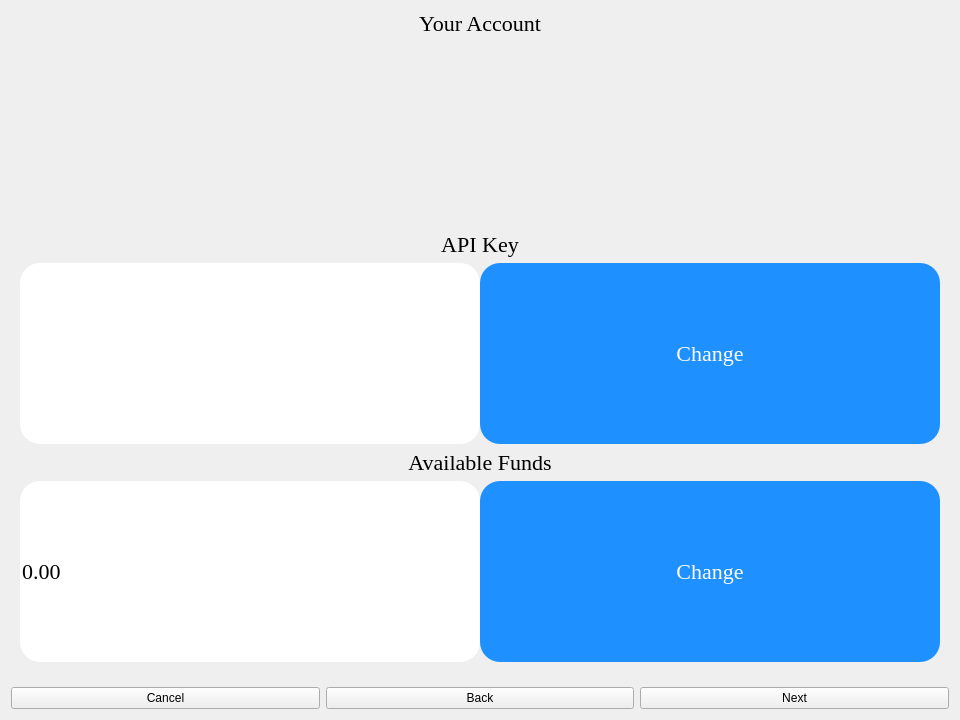
Qt form MarketGame/account.ui (plagentile/Market_Game) before a commit.
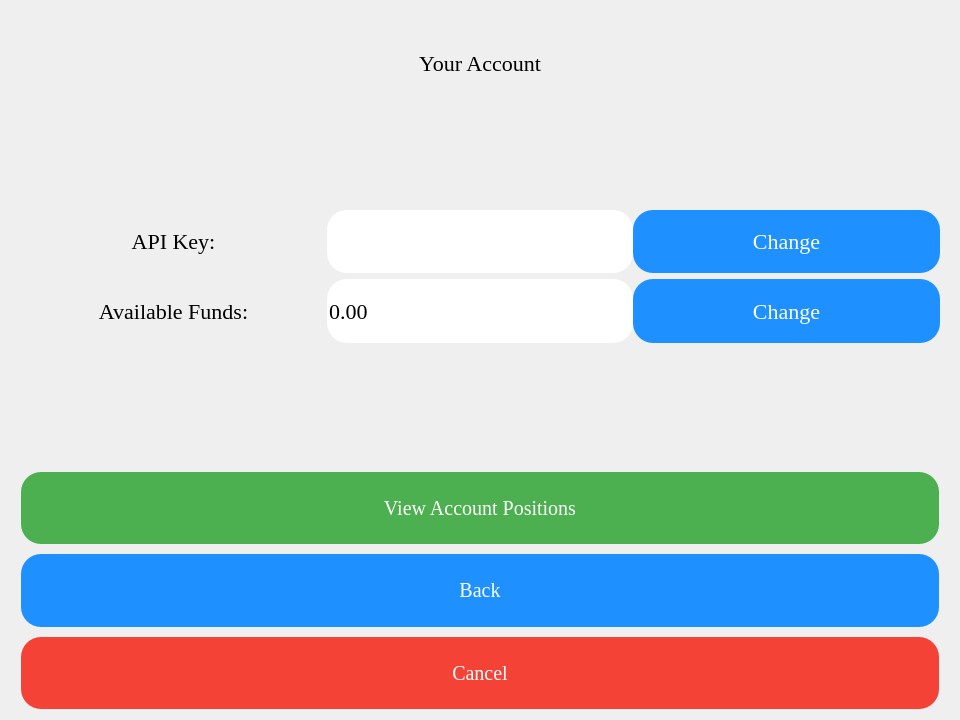
The same form after that commit. Icons and pictures are not drawn.

Commit message: more updates to account overview

```diff
--- a/MarketGame/account.ui
+++ b/MarketGame/account.ui
@@ -14,7 +14,17 @@
    <string>Account Overview</string>
   </property>
   <property name="styleSheet">
-   <string notr="true">#changeAvailableFundsButton, #changeAPIKeyButton
+   <string notr="true">#Account
+{
+ 	border-image: url(:/files/img/accountOverviewBackground.png) 0 0 0 0 stretch stretch;
+}
+
+#accountOverviewStackedWidget, #accountOverviewPage_1
+{
+	background-color: transparent;
+}
+
+#changeAvailableFundsButton, #changeAPIKeyButton
 {
 	color:white;
 	background-color: DodgerBlue;
@@ -36,9 +46,52 @@
 {
 	font-size: 22px;
 	font-family: Georgia;
-}</string>
+}
+
+#backButton, #nextButton, #cancelButton
+{
+	border-radius: 20px;
+	font-size: 20px;
+	font-family: Georgia;
+}
+
+#nextButton
+{
+	color:white;
+	background-color: #4CAF50;
+}
+
+#backButton
+{
+	color:white;
+	background-color: DodgerBlue;
+}
+
+#cancelButton
+{
+	color:white;
+	background-color: #f44336;
+	opacity: 223
+}
+</string>
   </property>
   <layout class="QVBoxLayout" name="verticalLayout">
+   <item>
+    <spacer name="bannerVerticalSpacer">
+     <property name="orientation">
+      <enum>Qt::Vertical</enum>
+     </property>
+     <property name="sizeType">
+      <enum>QSizePolicy::Preferred</enum>
+     </property>
+     <property name="sizeHint" stdset="0">
+      <size>
+       <width>20</width>
+       <height>40</height>
+      </size>
+     </property>
+    </spacer>
+   </item>
    <item>
     <widget class="QLabel" name="bannerLabel">
      <property name="sizePolicy">
@@ -57,13 +110,25 @@
    </item>
    <item>
     <widget class="QStackedWidget" name="accountOverviewStackedWidget">
+     <property name="sizePolicy">
+      <sizepolicy hsizetype="Preferred" vsizetype="MinimumExpanding">
+       <horstretch>0</horstretch>
+       <verstretch>0</verstretch>
+      </sizepolicy>
+     </property>
      <property name="currentIndex">
       <number>0</number>
      </property>
      <widget class="QWidget" name="accountOverviewPage_1">
       <layout class="QVBoxLayout" name="verticalLayout_2">
+       <property name="topMargin">
+        <number>0</number>
+       </property>
+       <property name="bottomMargin">
+        <number>10</number>
+       </property>
        <item>
-        <spacer name="verticalSpacer">
+        <spacer name="page_1_VerticalSpacerTop">
          <property name="orientation">
           <enum>Qt::Vertical</enum>
          </property>
@@ -73,20 +138,26 @@
          <property name="sizeHint" stdset="0">
           <size>
            <width>20</width>
-           <height>160</height>
+           <height>40</height>
           </size>
          </property>
         </spacer>
        </item>
        <item>
-        <widget class="QLabel" name="APIKeyBanner">
-         <property name="text">
-          <string>API Key</string>
+        <spacer name="page_1_VerticalSpacerMid">
+         <property name="orientation">
+          <enum>Qt::Vertical</enum>
          </property>
-         <property name="alignment">
-          <set>Qt::AlignCenter</set>
+         <property name="sizeType">
+          <enum>QSizePolicy::MinimumExpanding</enum>
          </property>
-        </widget>
+         <property name="sizeHint" stdset="0">
+          <size>
+           <width>20</width>
+           <height>40</height>
+          </size>
+         </property>
+        </spacer>
        </item>
        <item>
         <layout class="QHBoxLayout" name="APIKeyHorizontalLayout">
@@ -96,6 +167,22 @@
          <property name="topMargin">
           <number>0</number>
          </property>
+         <item>
+          <widget class="QLabel" name="APIKeyBanner">
+           <property name="sizePolicy">
+            <sizepolicy hsizetype="MinimumExpanding" vsizetype="MinimumExpanding">
+             <horstretch>0</horstretch>
+             <verstretch>0</verstretch>
+            </sizepolicy>
+           </property>
+           <property name="text">
+            <string>API Key:</string>
+           </property>
+           <property name="alignment">
+            <set>Qt::AlignCenter</set>
+           </property>
+          </widget>
+         </item>
          <item>
           <widget class="QLineEdit" name="APIKeyLineEdit">
            <property name="sizePolicy">
@@ -112,7 +199,7 @@
          <item>
           <widget class="QPushButton" name="changeAPIKeyButton">
            <property name="sizePolicy">
-            <sizepolicy hsizetype="MinimumExpanding" vsizetype="Preferred">
+            <sizepolicy hsizetype="MinimumExpanding" vsizetype="MinimumExpanding">
              <horstretch>0</horstretch>
              <verstretch>0</verstretch>
             </sizepolicy>
@@ -124,16 +211,6 @@
          </item>
         </layout>
        </item>
-       <item>
-        <widget class="QLabel" name="availableFundsBanner">
-         <property name="text">
-          <string>Available Funds</string>
-         </property>
-         <property name="alignment">
-          <set>Qt::AlignCenter</set>
-         </property>
-        </widget>
-       </item>
        <item>
         <layout class="QHBoxLayout" name="balanceHorizontalLayout">
          <property name="spacing">
@@ -145,6 +222,22 @@
          <property name="rightMargin">
           <number>0</number>
          </property>
+         <item>
+          <widget class="QLabel" name="availableFundsBanner">
+           <property name="sizePolicy">
+            <sizepolicy hsizetype="MinimumExpanding" vsizetype="MinimumExpanding">
+             <horstretch>0</horstretch>
+             <verstretch>0</verstretch>
+            </sizepolicy>
+           </property>
+           <property name="text">
+            <string>Available Funds:</string>
+           </property>
+           <property name="alignment">
+            <set>Qt::AlignCenter</set>
+           </property>
+          </widget>
+         </item>
          <item>
           <widget class="QDoubleSpinBox" name="availableFundsSpinBox">
            <property name="sizePolicy">
@@ -167,7 +260,7 @@
          <item>
           <widget class="QPushButton" name="changeAvailableFundsButton">
            <property name="sizePolicy">
-            <sizepolicy hsizetype="MinimumExpanding" vsizetype="Preferred">
+            <sizepolicy hsizetype="MinimumExpanding" vsizetype="MinimumExpanding">
              <horstretch>0</horstretch>
              <verstretch>0</verstretch>
             </sizepolicy>
@@ -179,48 +272,106 @@
          </item>
         </layout>
        </item>
+       <item>
+        <spacer name="page__VerticalSpacerBottom">
+         <property name="orientation">
+          <enum>Qt::Vertical</enum>
+         </property>
+         <property name="sizeType">
+          <enum>QSizePolicy::Preferred</enum>
+         </property>
+         <property name="sizeHint" stdset="0">
+          <size>
+           <width>20</width>
+           <height>40</height>
+          </size>
+         </property>
+        </spacer>
+       </item>
       </layout>
      </widget>
      <widget class="QWidget" name="accountOverviewPage_2">
-      <widget class="QLabel" name="label_2">
-       <property name="geometry">
-        <rect>
-         <x>270</x>
-         <y>100</y>
-         <width>55</width>
-         <height>16</height>
-        </rect>
-       </property>
-       <property name="text">
-        <string>Page 2</string>
-       </property>
-      </widget>
+      <layout class="QVBoxLayout" name="verticalLayout_4">
+       <item>
+        <widget class="QLabel" name="label_2">
+         <property name="text">
+          <string>Page 2</string>
+         </property>
+        </widget>
+       </item>
+      </layout>
      </widget>
     </widget>
    </item>
    <item>
-    <layout class="QHBoxLayout" name="nextAndBackhorizontalLayout">
+    <layout class="QVBoxLayout" name="navigationButtonsVerticalLayout">
+     <property name="spacing">
+      <number>10</number>
+     </property>
+     <property name="leftMargin">
+      <number>10</number>
+     </property>
      <property name="topMargin">
+      <number>0</number>
+     </property>
+     <property name="rightMargin">
       <number>10</number>
      </property>
+     <property name="bottomMargin">
+      <number>0</number>
+     </property>
      <item>
-      <widget class="QPushButton" name="cancelButton">
+      <spacer name="navigationVerticalSpacer">
+       <property name="orientation">
+        <enum>Qt::Vertical</enum>
+       </property>
+       <property name="sizeType">
+        <enum>QSizePolicy::MinimumExpanding</enum>
+       </property>
+       <property name="sizeHint" stdset="0">
+        <size>
+         <width>20</width>
+         <height>40</height>
+        </size>
+       </property>
+      </spacer>
+     </item>
+     <item>
+      <widget class="QPushButton" name="nextButton">
+       <property name="sizePolicy">
+        <sizepolicy hsizetype="Minimum" vsizetype="MinimumExpanding">
+         <horstretch>0</horstretch>
+         <verstretch>0</verstretch>
+        </sizepolicy>
+       </property>
        <property name="text">
-        <string>Cancel</string>
+        <string>View Account Positions</string>
        </property>
       </widget>
      </item>
      <item>
       <widget class="QPushButton" name="backButton">
+       <property name="sizePolicy">
+        <sizepolicy hsizetype="MinimumExpanding" vsizetype="MinimumExpanding">
+         <horstretch>0</horstretch>
+         <verstretch>0</verstretch>
+        </sizepolicy>
+       </property>
        <property name="text">
         <string>Back</string>
        </property>
       </widget>
      </item>
      <item>
-      <widget class="QPushButton" name="nextButton">
+      <widget class="QPushButton" name="cancelButton">
+       <property name="sizePolicy">
+        <sizepolicy hsizetype="Preferred" vsizetype="MinimumExpanding">
+         <horstretch>0</horstretch>
+         <verstretch>0</verstretch>
+        </sizepolicy>
+       </property>
        <property name="text">
-        <string>Next</string>
+        <string>Cancel</string>
        </property>
       </widget>
      </item>
```
The commit also changes 3 other files.
